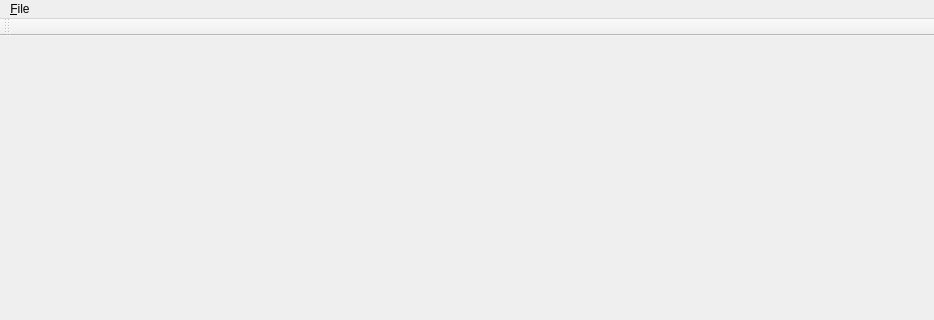
Qt form qviewerwidget/forms/mainwindow.ui (maisvendoo/OSG-lessons) before a commit; both pictures show x 0 to 934 and y 0 to 320 of the 934 by 689 pixel window.
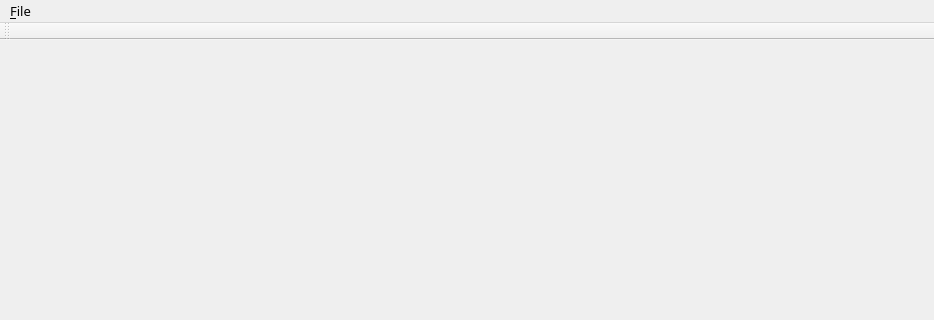
The same form after that commit.

The edit to the form file:
```diff
--- a/qviewerwidget/forms/mainwindow.ui
+++ b/qviewerwidget/forms/mainwindow.ui
@@ -37,10 +37,22 @@
      <x>0</x>
      <y>0</y>
      <width>934</width>
-     <height>32</height>
+     <height>30</height>
     </rect>
    </property>
+   <property name="font">
+    <font>
+     <family>Sans Serif</family>
+     <pointsize>10</pointsize>
+    </font>
+   </property>
    <widget class="QMenu" name="menuFile">
+    <property name="font">
+     <font>
+      <family>Adobe Courier</family>
+      <pointsize>10</pointsize>
+     </font>
+    </property>
     <property name="title">
      <string>&amp;File</string>
     </property>
```
Left out of the diff: 37 changed lines with no effect on the pictures.
